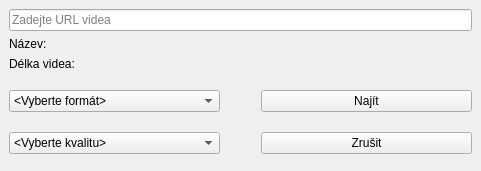
The window that mainwindow.ui (RxiPland/y2mate_desktop) describes before a commit, drawn with Qt 5.
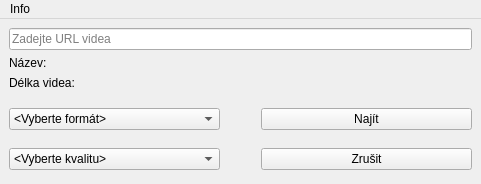
The same window after the commit.

What changed in the file:
```diff
--- a/mainwindow.ui
+++ b/mainwindow.ui
@@ -7,7 +7,7 @@
     <x>0</x>
     <y>0</y>
     <width>481</width>
-    <height>171</height>
+    <height>184</height>
    </rect>
   </property>
   <property name="windowTitle">
@@ -199,6 +199,24 @@
     </item>
    </layout>
   </widget>
+  <widget class="QMenuBar" name="menuBar">
+   <property name="geometry">
+    <rect>
+     <x>0</x>
+     <y>0</y>
+     <width>481</width>
+     <height>20</height>
+    </rect>
+   </property>
+   <widget class="QMenu" name="menuInfo">
+    <property name="title">
+     <string>Info</string>
+    </property>
+    <addaction name="actiony2mate_com"/>
+    <addaction name="actionzdrojovy_kod"/>
+   </widget>
+   <addaction name="menuInfo"/>
+  </widget>
   <action name="actiony2mate_com">
    <property name="text">
     <string>y2mate.com</string>
```
Left out of the diff: 5 changed lines with no effect on the pictures.
